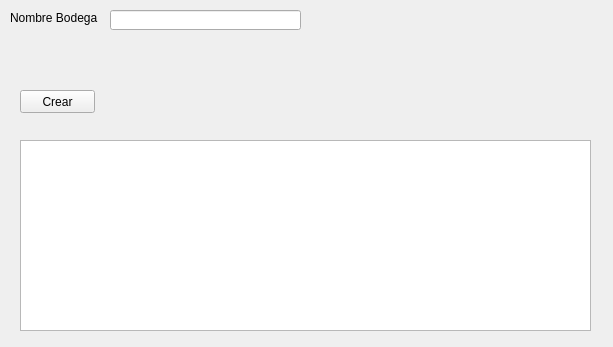
Above: Proyecto P2/UI/bodegas.ui from piedrachin/proyecto before the change. Below: the same form after it.
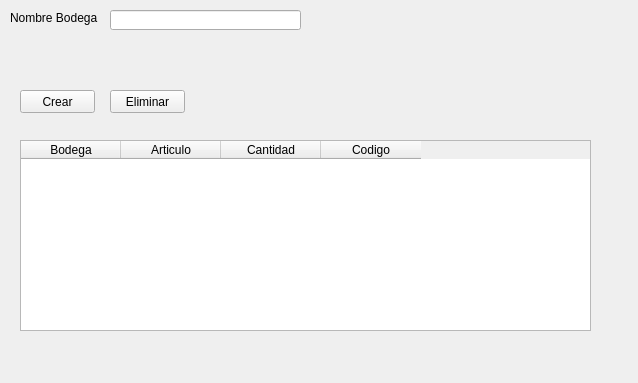
That is the form after the change.

The edit to the form file:
```diff
--- a/Proyecto P2/UI/bodegas.ui
+++ b/Proyecto P2/UI/bodegas.ui
@@ -6,8 +6,8 @@
    <rect>
     <x>0</x>
     <y>0</y>
-    <width>613</width>
-    <height>347</height>
+    <width>638</width>
+    <height>383</height>
    </rect>
   </property>
   <property name="windowTitle">
@@ -57,6 +57,39 @@
      <width>571</width>
      <height>191</height>
     </rect>
+   </property>
+   <column>
+    <property name="text">
+     <string>Bodega</string>
+    </property>
+   </column>
+   <column>
+    <property name="text">
+     <string>Articulo</string>
+    </property>
+   </column>
+   <column>
+    <property name="text">
+     <string>Cantidad</string>
+    </property>
+   </column>
+   <column>
+    <property name="text">
+     <string>Codigo</string>
+    </property>
+   </column>
+  </widget>
+  <widget class="QPushButton" name="btn_eliminar_bodega">
+   <property name="geometry">
+    <rect>
+     <x>110</x>
+     <y>90</y>
+     <width>75</width>
+     <height>23</height>
+    </rect>
+   </property>
+   <property name="text">
+    <string>Eliminar</string>
    </property>
   </widget>
  </widget>
```
